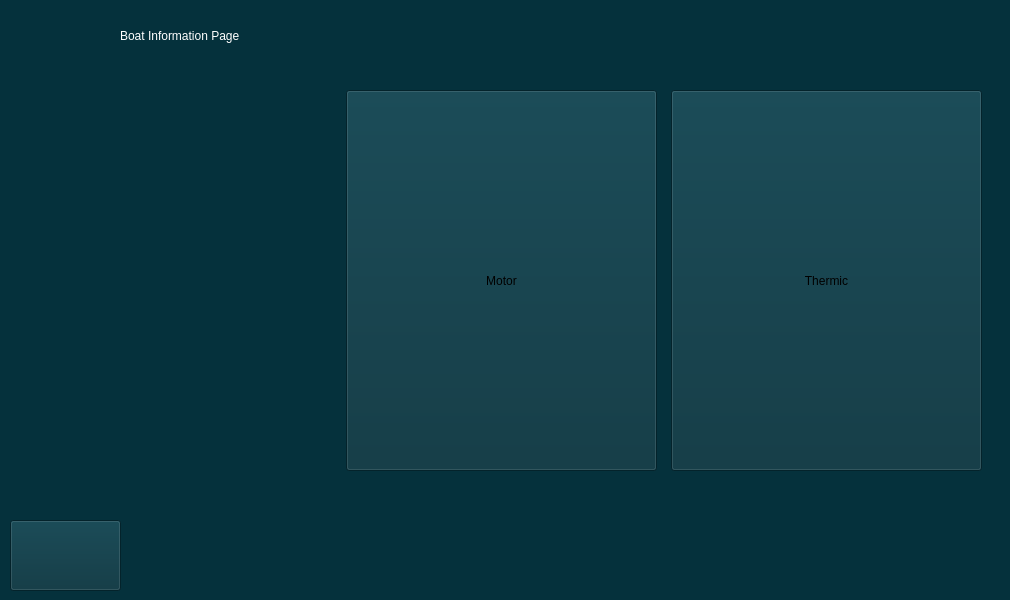
Above: apps/designTestingOnHpV2/boatinfowindow.ui from GiovanniRaseraF/santoka_qt before the change. Below: the same form after it.
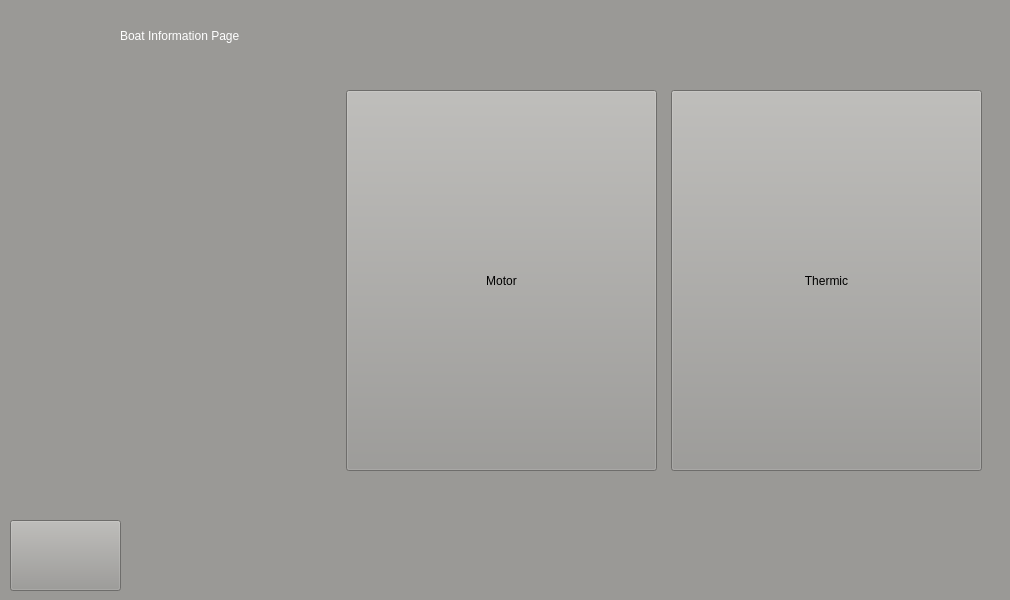
That is the form after the change. Icons and pictures are not drawn.

Commit message: design: add slot for widget comunication

```diff
--- a/apps/designTestingOnHpV2/boatinfowindow.ui
+++ b/apps/designTestingOnHpV2/boatinfowindow.ui
@@ -14,7 +14,7 @@
    <string>MainWindow</string>
   </property>
   <property name="styleSheet">
-   <string notr="true">background-color: rgb(5, 49, 60)</string>
+   <string notr="true">background-color: rgb(154, 153, 150);</string>
   </property>
   <widget class="QWidget" name="centralwidget">
    <widget class="QLabel" name="l_pagename">
```
The commit also changes 3 other files.
